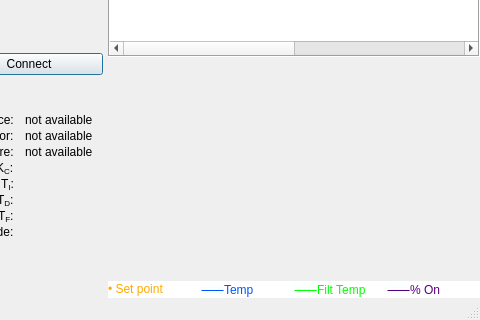
Qt form mainwindow.ui (AnthonyA28/Qt-PWCL-test) before a commit; both pictures show x 140 to 620 and y 179 to 499 of the 620 by 499 pixel window.
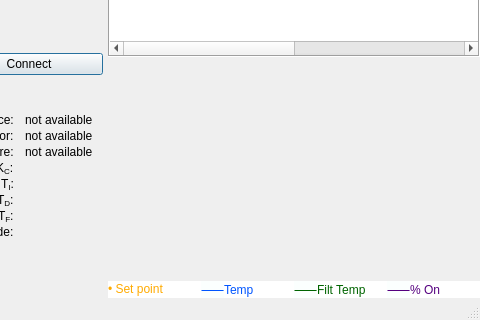
The same form after that commit. Icons and pictures are not drawn. Custom widgets are drawn as their Qt base class.

Commit message: changed arduino files to handle the nominal percent oon. Changed filt temp color to green. Added qUnused() to ignore unused parameter warnings returned true in disconnectedpopupwindow to that there is not retunrning void from nonvoid function warning.

```diff
--- a/mainwindow.ui
+++ b/mainwindow.ui
@@ -1029,7 +1029,7 @@
            <string notr="true">background-color: rgb(255, 255, 255);</string>
           </property>
           <property name="text">
-           <string>&lt;html&gt;&lt;head/&gt;&lt;body&gt;&lt;p&gt;&lt;span style=&quot; font-family:'Code2000,Arial Unicode MS,Lucida Sans Unicode'; font-size:9pt; color:#00ff00; background-color:#fbfffe;&quot;&gt;⸺&lt;/span&gt;&lt;span style=&quot; font-family:'arial unicode ms,Lucida Sans Unicode,sans-serif'; font-size:9pt; color:#00ff00; background-color:#ffffff;&quot;&gt;Filt Temp &lt;/span&gt;&lt;/p&gt;&lt;/body&gt;&lt;/html&gt;</string>
+           <string>&lt;html&gt;&lt;head/&gt;&lt;body&gt;&lt;p&gt;&lt;span style=&quot; font-family:'Code2000,Arial Unicode MS,Lucida Sans Unicode'; font-size:9pt; color:#006400; background-color:#fbfffe;&quot;&gt;⸺&lt;/span&gt;&lt;span style=&quot; font-family:'arial unicode ms,Lucida Sans Unicode,sans-serif'; font-size:9pt; color:#006400; background-color:#ffffff;&quot;&gt;Filt Temp &lt;/span&gt;&lt;/p&gt;&lt;/body&gt;&lt;/html&gt;</string>
           </property>
          </widget>
         </item>
```
The commit also changes 5 other files.
